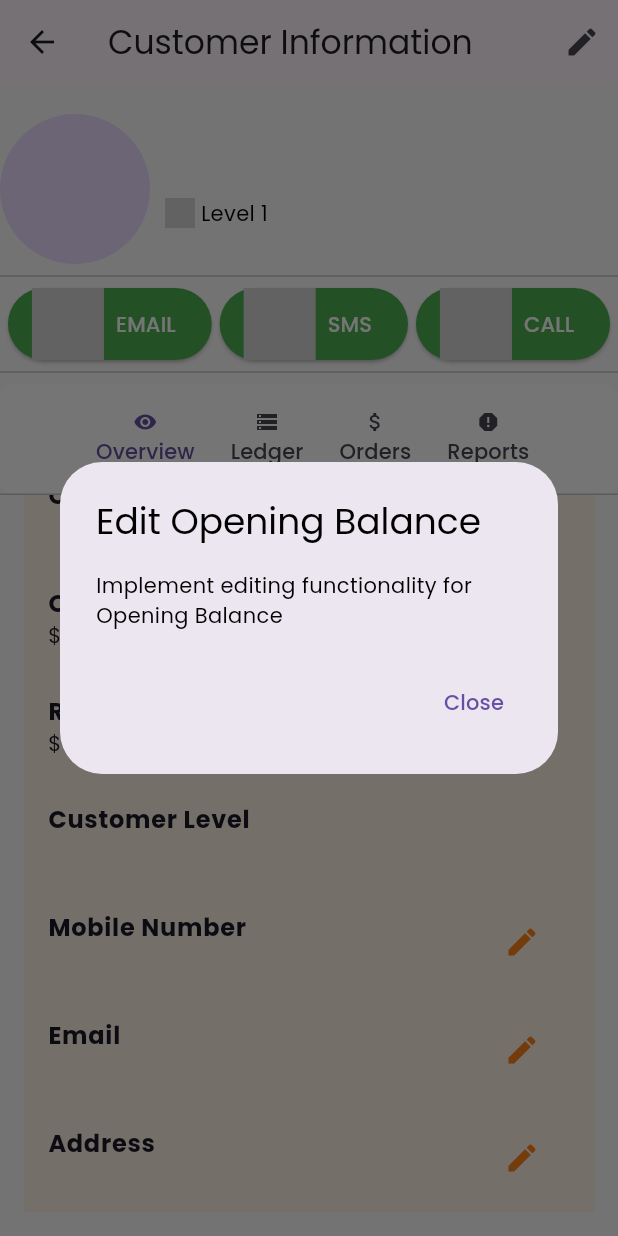
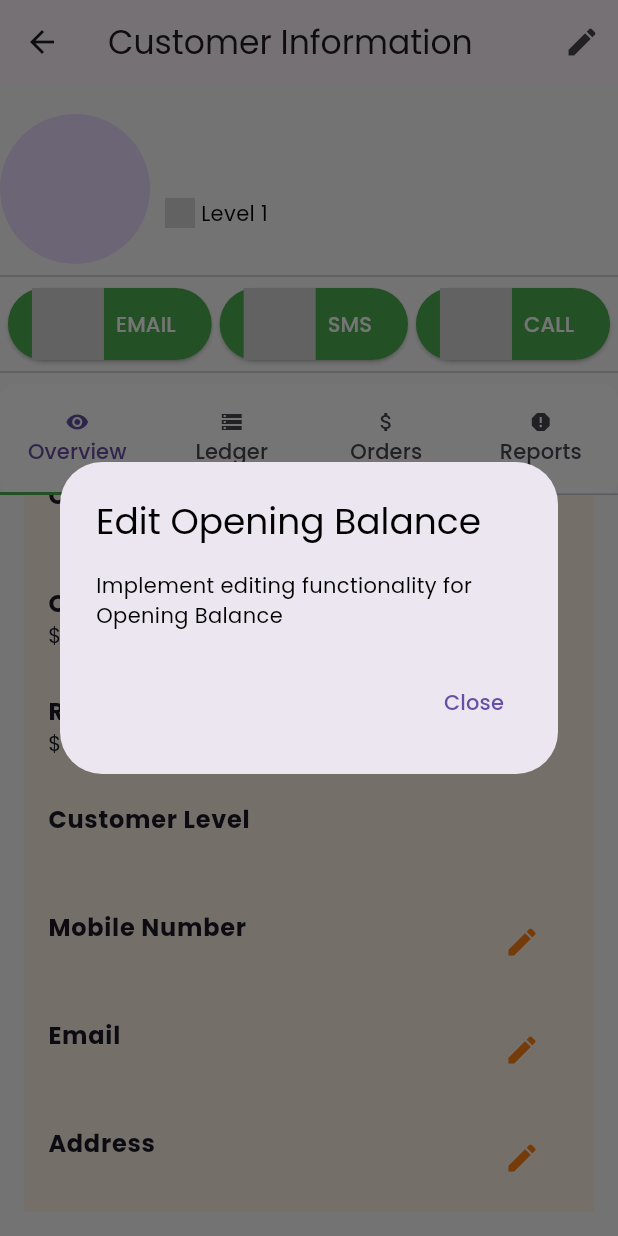
Before and after one commit to khuram2025/cstore_flutter, a Flutter app: the CustomerDetailScreen screen opened directly with empty values, scrolled down 42 dp, after a tap on the "edit" icon, on a phone screen of 412 x 824 dp. Run offline on Flutter 3.47's test engine with Material 3 defaults, Android fonts, the light colour scheme and no system bars; our stand-ins replace fl_chart, flutter_svg, flutter_typeahead, get, google_fonts, image_picker; accounts and stored records are empty; network calls fail; project files that could hold a hidden picture were left out.

Commit message:
working ona customerapi 22

```diff
--- a/lib/screens/customer/components/customerDetailScreen.dart
+++ b/lib/screens/customer/components/customerDetailScreen.dart
@@ -134,46 +134,20 @@ class _CustomerDetailScreenState extends State<CustomerDetailScreen> with Single
                 alignment: Alignment.centerLeft,
                 child: TabBar(
                   controller: _tabController,
-                  isScrollable: true,
-                  // Enable horizontal scrolling
+
                   indicatorColor: Colors.green,
-                  // Color for the indicator
                   indicatorSize: TabBarIndicatorSize.tab,
-                  // Indicator size as per tab
-                  labelPadding: EdgeInsets.symmetric(horizontal: 12.0),
-                  // Reduce left and right padding of each tab
                   tabs: [
-                    Container(
-                      alignment: Alignment.centerLeft,
-                      padding: EdgeInsets.zero,
-                      child: Tab(
-                        icon: Icon(Icons.visibility, size: 16),
-                        // Example icon, replace with your own icon
-                        text: 'Overview',
-                      ),
-                    ),
-                    Tab(
-                      icon: Icon(Icons.storage, size: 16),
-                      // Example icon, replace with your own icon
-                      text: 'Ledger',
-                    ),
-                    Tab(
-                      icon: Icon(Icons.attach_money, size: 16),
-                      // Example icon, replace with your own icon
-                      text: 'Orders',
-                    ),
-
-
-                    Tab(
-                      icon: Icon(Icons.report, size: 16),
-                      // Example icon, replace with your own icon
-                      text: 'Reports',
-                    ),
+                    Tab(text: 'Overview', icon: Icon(Icons.visibility, size: 16)),
+                    Tab(text: 'Ledger', icon: Icon(Icons.storage, size: 16)),
+                    Tab(text: 'Orders', icon: Icon(Icons.attach_money, size: 16)),
+                    Tab(text: 'Reports', icon: Icon(Icons.report, size: 16)),
                     // ... add more tabs as needed ...
                   ],
                 ),
               ),
             ),
+
             Expanded(
               child: TabBarView(
                 controller: _tabController,
```
Also changed, not shown: lib/screens/customer/components/transactionTab/TransactionList.dart (+38 -39 lines).
